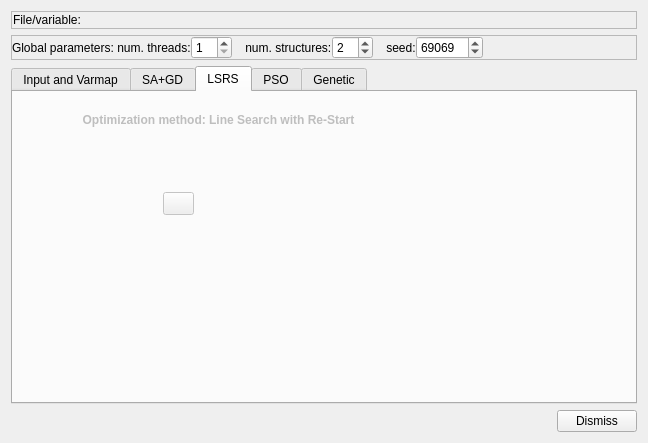
The window that dialogs/automaticvarfitdialog.ui (PauloCarvalhoRJ/gammaray) describes before a commit, drawn with Qt 5.
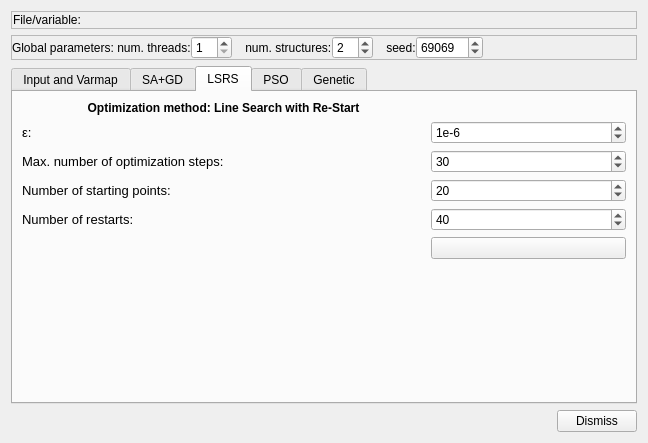
The same window after the commit. The open tabs and pages were chosen to show the change. Icons and pictures are not drawn.

Commit message: AutoVarFit: added optimization method Linear Search with Restart and did some refactoring to maximize code reuse.

Patch:
```diff
--- a/dialogs/automaticvarfitdialog.ui
+++ b/dialogs/automaticvarfitdialog.ui
@@ -491,20 +491,14 @@
      </widget>
      <widget class="QWidget" name="tabLSRS">
       <property name="enabled">
-       <bool>false</bool>
+       <bool>true</bool>
       </property>
       <attribute name="title">
        <string>LSRS</string>
       </attribute>
+      <layout class="QGridLayout" name="gridLayout_2">
+       <item row="0" column="0" colspan="2">
       <widget class="QLabel" name="label_3">
-       <property name="geometry">
-        <rect>
-         <x>0</x>
-         <y>20</y>
-         <width>411</width>
-         <height>16</height>
-        </rect>
-       </property>
        <property name="font">
         <font>
          <weight>75</weight>
@@ -518,15 +512,101 @@
         <set>Qt::AlignCenter</set>
        </property>
       </widget>
+       </item>
+       <item row="1" column="0">
+        <widget class="QLabel" name="label_20">
+         <property name="text">
+          <string>&lt;html&gt;&lt;head/&gt;&lt;body&gt;&lt;p&gt;&lt;span style=&quot; font-family:'Verdana,Arial,Tahoma,Calibri,Geneva,sans-serif'; font-size:13px;&quot;&gt;&amp;epsilon;:&lt;/span&gt;&lt;/p&gt;&lt;/body&gt;&lt;/html&gt;</string>
+         </property>
+        </widget>
+       </item>
+       <item row="1" column="2">
+        <widget class="QSpinBox" name="spinLogEpsilonLSRS">
+         <property name="prefix">
+          <string>1e</string>
+         </property>
+         <property name="minimum">
+          <number>-20</number>
+         </property>
+         <property name="maximum">
+          <number>2</number>
+         </property>
+         <property name="value">
+          <number>-6</number>
+         </property>
+        </widget>
+       </item>
+       <item row="2" column="0">
+        <widget class="QLabel" name="label_21">
+         <property name="text">
+          <string>&lt;html&gt;&lt;head/&gt;&lt;body&gt;&lt;p&gt;&lt;span style=&quot; font-family:'Verdana,Arial,Tahoma,Calibri,Geneva,sans-serif'; font-size:13px;&quot;&gt;Max. number of optimization steps:&lt;/span&gt;&lt;/p&gt;&lt;/body&gt;&lt;/html&gt;</string>
+         </property>
+        </widget>
+       </item>
+       <item row="2" column="2">
+        <widget class="QSpinBox" name="spinMaxStepsLSRS">
+         <property name="minimum">
+          <number>1</number>
+         </property>
+         <property name="maximum">
+          <number>10000000</number>
+         </property>
+         <property name="singleStep">
+          <number>10</number>
+         </property>
+         <property name="value">
+          <number>30</number>
+         </property>
+        </widget>
+       </item>
+       <item row="3" column="0">
+        <widget class="QLabel" name="label_22">
+         <property name="text">
+          <string>&lt;html&gt;&lt;head/&gt;&lt;body&gt;&lt;p&gt;&lt;span style=&quot; font-family:'Verdana,Arial,Tahoma,Calibri,Geneva,sans-serif'; font-size:13px;&quot;&gt;Number of starting points:&lt;/span&gt;&lt;/p&gt;&lt;/body&gt;&lt;/html&gt;</string>
+         </property>
+        </widget>
+       </item>
+       <item row="3" column="2">
+        <widget class="QSpinBox" name="spinNumberOfStartingPoints">
+         <property name="minimum">
+          <number>10</number>
+         </property>
+         <property name="maximum">
+          <number>10000</number>
+         </property>
+         <property name="singleStep">
+          <number>10</number>
+         </property>
+         <property name="value">
+          <number>20</number>
+         </property>
+        </widget>
+       </item>
+       <item row="4" column="0">
+        <widget class="QLabel" name="label_23">
+         <property name="text">
+          <string>&lt;html&gt;&lt;head/&gt;&lt;body&gt;&lt;p&gt;&lt;span style=&quot; font-family:'Verdana,Arial,Tahoma,Calibri,Geneva,sans-serif'; font-size:13px;&quot;&gt;Number of restarts:&lt;/span&gt;&lt;/p&gt;&lt;/body&gt;&lt;/html&gt;</string>
+         </property>
+        </widget>
+       </item>
+       <item row="4" column="2">
+        <widget class="QSpinBox" name="spinNumberOfRestarts">
+         <property name="minimum">
+          <number>10</number>
+         </property>
+         <property name="maximum">
+          <number>10000</number>
+         </property>
+         <property name="singleStep">
+          <number>10</number>
+         </property>
+         <property name="value">
+          <number>40</number>
+         </property>
+        </widget>
+       </item>
+       <item row="5" column="2">
       <widget class="QPushButton" name="btnDoWithLSRS">
-       <property name="geometry">
-        <rect>
-         <x>150</x>
-         <y>100</y>
-         <width>31</width>
-         <height>23</height>
-        </rect>
-       </property>
        <property name="toolTip">
         <string>Run with SA+GD</string>
        </property>
@@ -538,6 +618,21 @@
          <normaloff>:/icons32/play32</normaloff>:/icons32/play32</iconset>
        </property>
       </widget>
+       </item>
+       <item row="6" column="1">
+        <spacer name="verticalSpacer_2">
+         <property name="orientation">
+          <enum>Qt::Vertical</enum>
+         </property>
+         <property name="sizeHint" stdset="0">
+          <size>
+           <width>20</width>
+           <height>97</height>
+          </size>
+         </property>
+        </spacer>
+       </item>
+      </layout>
      </widget>
      <widget class="QWidget" name="tabPSO">
       <property name="enabled">
```
Left out of the diff: 24 changed lines with no effect on the pictures. Lines whose indentation alone changed are shown as unchanged. The commit also changes 2 other files.
